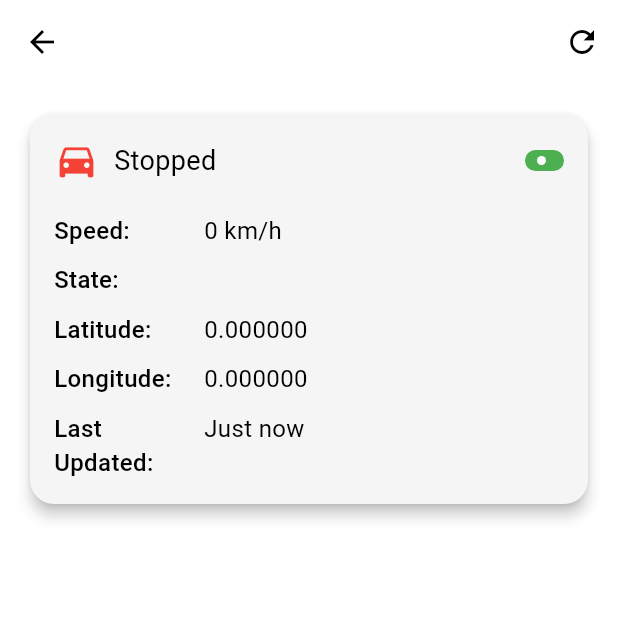
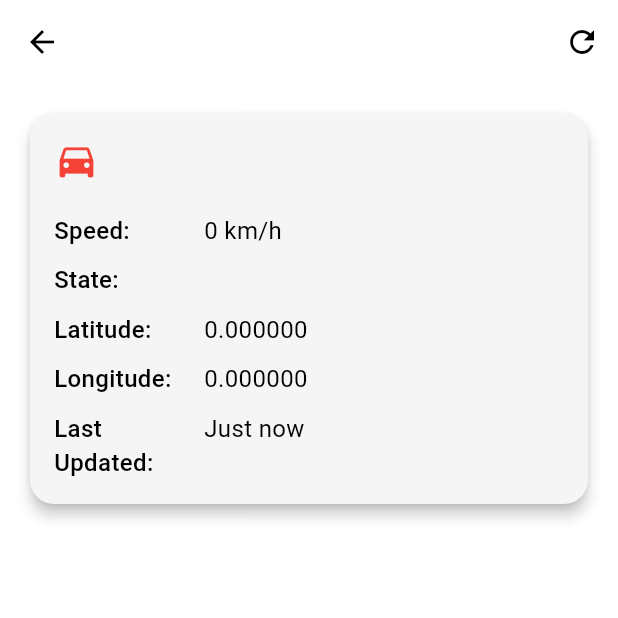
Before and after one commit to mohamedHossam113/mapsapp, a Flutter app: the ChosenDevicePage screen opened directly with empty values, on a phone screen of 412 x 824 dp, the top half of it. Run offline on Flutter 3.47's test engine with Material 3 defaults, Android fonts, the light colour scheme and no system bars; our stand-ins replace dio, equatable, flutter_bloc, flutter_secure_storage, google_maps_flutter, location and 2 more; accounts and stored records are empty; network calls fail.

Commit message:
fixing problems

```diff
--- a/lib/pages/chosen_device_page.dart
+++ b/lib/pages/chosen_device_page.dart
@@ -37,7 +37,7 @@ class _ChosenDevicePageState extends State<ChosenDevicePage> {
             theme.appBarTheme.backgroundColor ?? theme.colorScheme.surface,
         iconTheme: IconThemeData(color: textColor),
         title: Text(
-          currentDevice.name,
+          "",
           style: theme.textTheme.titleLarge?.copyWith(
             color: textColor,
             fontWeight: FontWeight.bold,
@@ -122,34 +122,12 @@ class _ChosenDevicePageState extends State<ChosenDevicePage> {
                               const SizedBox(width: 10),
                               Expanded(
                                 child: Text(
-                                  isMoving
-                                      ? S.of(context).moving
-                                      : S.of(context).stopped,
-                                  style:
-                                      TextStyle(fontSize: 18, color: textColor),
-                                ),
-                              ),
-                              // Live indicator
-                              Container(
-                                padding: const EdgeInsets.symmetric(
-                                    horizontal: 8, vertical: 4),
-                                decoration: BoxDecoration(
-                                  color: Colors.green,
-                                  borderRadius: BorderRadius.circular(12),
-                                ),
-                                child: Row(
-                                  mainAxisSize: MainAxisSize.min,
-                                  children: [
-                                    Container(
-                                      width: 6,
-                                      height: 6,
-                                      decoration: const BoxDecoration(
-                                        color: Colors.white,
-                                        shape: BoxShape.circle,
-                                      ),
-                                    ),
-                                    const SizedBox(width: 4),
-                                  ],
+                                  currentDevice.name,
+                                  style: theme.textTheme.titleLarge?.copyWith(
+                                    color: textColor,
+                                    fontWeight: FontWeight.bold,
+                                  ),
+                                  overflow: TextOverflow.ellipsis,
                                 ),
                               ),
                             ],
```
